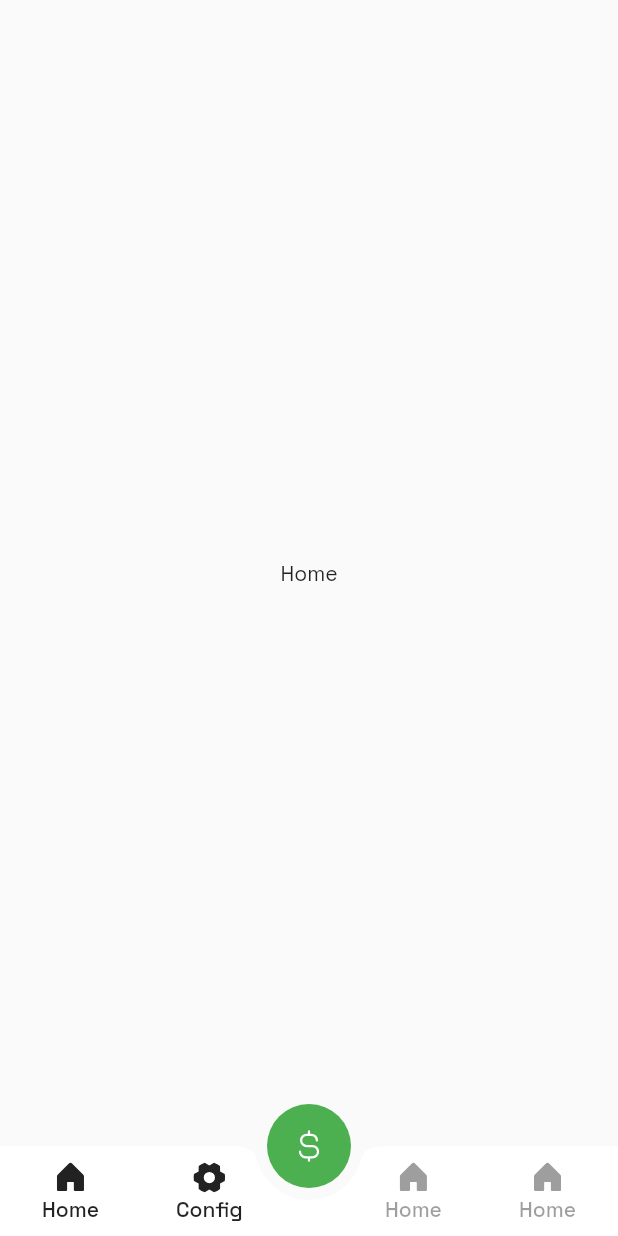
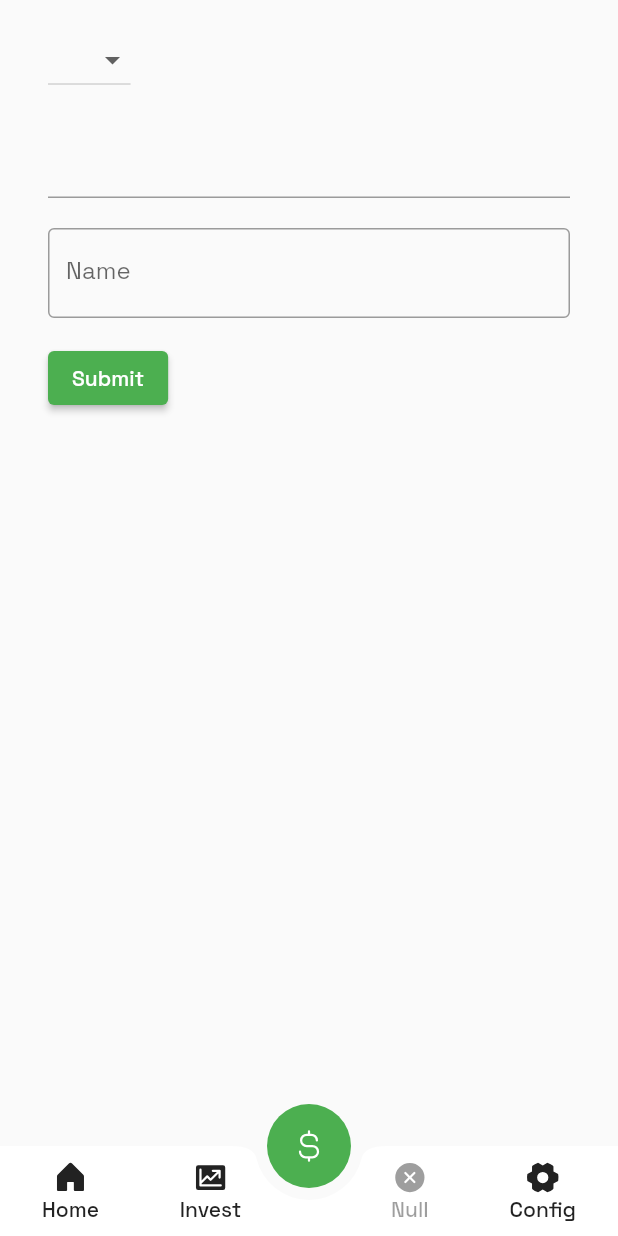
Before and after one commit to heloineto/foresight, a Flutter app: the MainScaffold screen opened directly, after a tap on an icon or button, on a phone screen of 412 x 824 dp. Run offline on Flutter 3.47's test engine with Material 2 defaults, Android fonts, the phone set to English and light mode, and no system bars; our stand-ins replace firebase_core, google_fonts, phosphor_flutter; missing offline and left inert: tailwind_colors; accounts and stored records are empty.

Commit message:
feat: added form route

```diff
--- /dev/null
+++ b/lib/investments/constants.dart
@@ -0,0 +1,15 @@
+const List<String> products = [
+  'CDB',
+  'LCI',
+  'LCA',
+  'CRI',
+  'CRA',
+  'RDB',
+  'LC',
+  'LIG',
+  'CPR'
+];
+
+const List<String> banks = <String>[
+  'Nubank',
+];
--- /dev/null
+++ b/lib/investments/investments_form.dart
@@ -0,0 +1,88 @@
+import 'package:flutter/material.dart';
+import 'package:foresight/investments/constants.dart';
+import 'package:foresight/shared/main_scaffold/main_scaffold.dart';
+
+class InvestmentsFormPage extends StatelessWidget {
+  const InvestmentsFormPage({super.key});
+
+  @override
+  Widget build(BuildContext context) {
+    return MainScaffold(
+      body: InvestmentsForm(),
+    );
+  }
+}
+
+class InvestmentsForm extends StatefulWidget {
+  const InvestmentsForm({super.key});
+
+  @override
+  State<InvestmentsForm> createState() => _InvestmentsFormState();
+}
+
+class _InvestmentsFormState extends State<InvestmentsForm> {
+  final GlobalKey<FormState> _formKey = GlobalKey<FormState>();
+
+  @override
+  Widget build(BuildContext context) {
+    return Form(
+      key: _formKey,
+      child: Padding(
+        padding: const EdgeInsets.symmetric(horizontal: 32, vertical: 16),
+        child: Column(
+          crossAxisAlignment: CrossAxisAlignment.start,
+          children: <Widget>[
+            DropdownButton<String>(
+              items: products.map((value) {
+                return DropdownMenuItem<String>(
+                  value: value,
+                  child: Text(value),
+                );
+              }).toList(),
+              onChanged: (_) {},
+            ),
+            SizedBox(height: 20),
+            Autocomplete<String>(
+              optionsBuilder: (TextEditingValue textEditingValue) {
+                if (textEditingValue.text == '') {
+                  return const Iterable<String>.empty();
+                }
+                return banks.where((String option) {
+                  return option.contains(textEditingValue.text.toLowerCase());
+                });
+              },
+              onSelected: (bank) {},
+            ),
+            SizedBox(height: 20),
+            TextFormField(
+              decoration: const InputDecoration(
+                border: OutlineInputBorder(),
+                hintText: 'Enter your email',
+                label: Text('Name'),
+              ),
+              validator: (String? value) {
+                if (value == null || value.isEmpty) {
+                  return 'Please enter some text';
+                }
+                return null;
+              },
+            ),
+            Padding(
+              padding: const EdgeInsets.symmetric(vertical: 16.0),
+              child: ElevatedButton(
+                onPressed: () {
+                  // Validate will return true if the form is valid, or false if
+                  // the form is invalid.
+                  if (_formKey.currentState!.validate()) {
+                    // Process data.
+                  }
+                },
+                child: const Text('Submit'),
+              ),
+            ),
+          ],
+        ),
+      ),
+    );
+  }
+}
--- a/lib/routes.dart
+++ b/lib/routes.dart
@@ -2,11 +2,13 @@ import 'package:flutter/material.dart';
 import 'package:foresight/enter/enter.dart';
 import 'package:foresight/home/home.dart';
 import 'package:foresight/investments/investments.dart';
+import 'package:foresight/investments/investments_form.dart';
 import 'package:foresight/settings/settings.dart';
 
 Map<String, StatelessWidget Function(dynamic)> routes = {
   '/': (context) => const HomePage(),
   '/enter': (context) => const EnterPage(),
   '/investments': (context) => const InvestmentsPage(),
+  '/investments/create': (context) => const InvestmentsFormPage(),
   '/settings': (context) => const SettingsPage(),
 };
--- a/lib/shared/main_scaffold/main_scaffold.dart
+++ b/lib/shared/main_scaffold/main_scaffold.dart
@@ -22,7 +22,9 @@ class MainScaffold extends StatelessWidget {
         disabledElevation: 0,
         highlightElevation: 0,
         // tooltip: 'Add Investment',
-        onPressed: () {},
+        onPressed: () {
+          Navigator.pushNamed(context, '/investments/create');
+        },
         backgroundColor: TW3Colors.emerald,
         child: const Icon(PhosphorIcons.currencyDollarSimple),
       ),
@@ -46,23 +48,23 @@ class MainScaffold extends StatelessWidget {
                 current: currentRoute == '/',
               ),
               BottomBarButton(
+                onPressed: () {},
+                label: 'Invest',
+                icon: PhosphorIcons.chartLineUpFill,
+              ),
+              const SizedBox(width: 24),
+              BottomBarButton(
+                onPressed: null,
+                label: 'Null',
+                icon: PhosphorIcons.xCircleFill,
+              ),
+              BottomBarButton(
                 onPressed: () {
                   Navigator.pushNamed(context, '/settings');
                 },
                 label: 'Config',
                 icon: PhosphorIcons.gearSixFill,
                 current: currentRoute == '/settings',
-              ),
-              const SizedBox(width: 24),
-              BottomBarButton(
-                onPressed: null,
-                label: 'Home',
-                icon: PhosphorIcons.houseFill,
-              ),
-              BottomBarButton(
-                onPressed: null,
-                label: 'Home',
-                icon: PhosphorIcons.houseFill,
               ),
             ],
           ),
```
